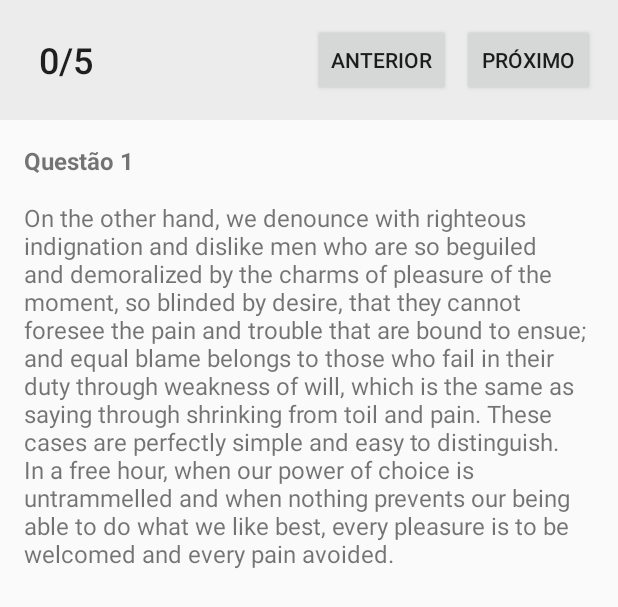
After one commit to ronaldpereira/unit-test-quiz, an Android app: the layout question_header.xml on its own in the app's theme, with its tools: preview values and no code run, on a phone screen of 412 x 824 dp. The commit adds this screen. Shown: the top 607 px of the screen. Run offline under Robolectric (Android 15) with nearby library versions, the light colour scheme and no system bars.

Commit message:
Aprimorando a beleza tela de questões

```diff
--- a/app/build.gradle
+++ b/app/build.gradle
@@ -19,7 +19,7 @@ android {
 }
 
 dependencies {
-    implementation fileTree(dir: 'libs', include: ['*.jar'])
+    implementation fileTree(include: ['*.jar'], dir: 'libs')
     implementation 'com.android.support:appcompat-v7:24.1.0'
     implementation 'com.android.support.constraint:constraint-layout:1.1.0'
     implementation 'com.android.support:design:24.2.1'
--- /dev/null
+++ b/app/src/main/res/layout/question_header.xml
@@ -0,0 +1,70 @@
+<?xml version="1.0" encoding="utf-8"?>
+
+<RelativeLayout
+    xmlns:android="http://schemas.android.com/apk/res/android"
+    android:layout_width="match_parent"
+    android:layout_height="wrap_content"
+>
+
+    <RelativeLayout
+        android:id="@+id/controls"
+        android:background="@color/light_gray"
+        android:layout_width="match_parent"
+        android:layout_height="wrap_content">
+        <Button
+            android:id="@+id/progress_text_button"
+            android:layout_width="wrap_content"
+            android:layout_height="wrap_content"
+            android:background="@color/transparent"
+            android:textSize="@dimen/title_text_size"
+            android:text="0/5"
+            android:layout_marginTop="@dimen/activity_horizontal_margin"
+            android:layout_marginBottom="@dimen/activity_horizontal_margin"
+            />
+
+        <Button
+            android:layout_toLeftOf="@id/next_button"
+            android:id="@+id/previous_button"
+            android:layout_width="wrap_content"
+            android:layout_height="wrap_content"
+            android:text="@string/anterior"
+            android:layout_marginTop="@dimen/activity_horizontal_margin"
+            android:layout_marginBottom="@dimen/activity_horizontal_margin"
+            android:layout_marginRight="@dimen/activity_half_margin"
+            />
+
+        <Button
+            android:layout_alignParentEnd="true"
+            android:id="@+id/next_button"
+            android:layout_width="wrap_content"
+            android:layout_height="wrap_content"
+            android:text="@string/pr_ximo"
+            android:layout_marginTop="@dimen/activity_horizontal_margin"
+            android:layout_marginBottom="@dimen/activity_horizontal_margin"
+            android:layout_marginRight="@dimen/activity_horizontal_margin"
+            />
+    </RelativeLayout>
+
+    <TextView
+        android:text="Questão 1"
+        android:layout_below="@+id/controls"
+        android:textSize="@dimen/question_text_size"
+        android:id="@+id/question_number_text_view"
+        android:layout_width="match_parent"
+        android:layout_height="wrap_content"
+        android:layout_margin="@dimen/activity_horizontal_margin"
+        android:textStyle="bold"
+        />
+
+    <TextView
+        android:layout_below="@+id/question_number_text_view"
+        android:textSize="@dimen/question_text_size"
+        android:id="@+id/text_view"
+        android:layout_width="match_parent"
+        android:layout_height="wrap_content"
+        android:layout_marginBottom="@dimen/activity_horizontal_margin"
+        android:layout_marginRight="@dimen/activity_horizontal_margin"
+        android:layout_marginLeft="@dimen/activity_horizontal_margin"
+        android:text="On the other hand, we denounce with righteous indignation and dislike men who are so beguiled and demoralized by the charms of pleasure of the moment, so blinded by desire, that they cannot foresee the pain and trouble that are bound to ensue; and equal blame belongs to those who fail in their duty through weakness of will, which is the same as saying through shrinking from toil and pain. These cases are perfectly simple and easy to distinguish. In a free hour, when our power of choice is untrammelled and when nothing prevents our being able to do what we like best, every pleasure is to be welcomed and every pain avoided."
+        />
+</RelativeLayout>
--- a/app/src/main/res/values/colors.xml
+++ b/app/src/main/res/values/colors.xml
@@ -3,4 +3,6 @@
     <color name="colorPrimary">#3F51B5</color>
     <color name="colorPrimaryDark">#303F9F</color>
     <color name="colorAccent">#FF4081</color>
+    <color name="light_gray">#ececec</color>
+    <color name="transparent">#00ececec</color>
 </resources>
--- a/app/src/main/res/values/dimens.xml
+++ b/app/src/main/res/values/dimens.xml
@@ -1,9 +1,11 @@
 <resources>
     <!-- Default screen margins, per the Android Design guidelines. -->
+    <dimen name="activity_half_margin">8dp</dimen>
     <dimen name="activity_horizontal_margin">16dp</dimen>
     <dimen name="activity_vertical_margin">16dp</dimen>
 
     <dimen name="title_text_size">24sp</dimen>
+    <dimen name="question_text_size">16sp</dimen>
     <dimen name="fab_margin">16dp</dimen>
 
 </resources>
--- a/app/src/main/res/values/strings.xml
+++ b/app/src/main/res/values/strings.xml
@@ -1,4 +1,8 @@
 <resources>
     <string name="app_name">Testwiz</string>
     <string name="title_activity_modules">Testwiz</string>
+    <string name="title_activity_new_questions"></string>
+    <string name="pr_xima_quest_o">Próxima questão</string>
+    <string name="pr_ximo">Próximo</string>
+    <string name="anterior">Anterior</string>
 </resources>
```
Also changed, not shown: app/src/main/AndroidManifest.xml (+10 -2 lines), app/src/main/java/br/ufmg/dcc/unit_test_quiz/ModulesActivity.java (+6 -11 lines), app/src/main/java/br/ufmg/dcc/unit_test_quiz/NewQuestionsActivity.java (added, +173 -0 lines), app/src/main/res/layout/activity_questions_new.xml (added, +31 -0 lines), app/src/main/res/layout/content_new_questions.xml (added, +11 -0 lines).
